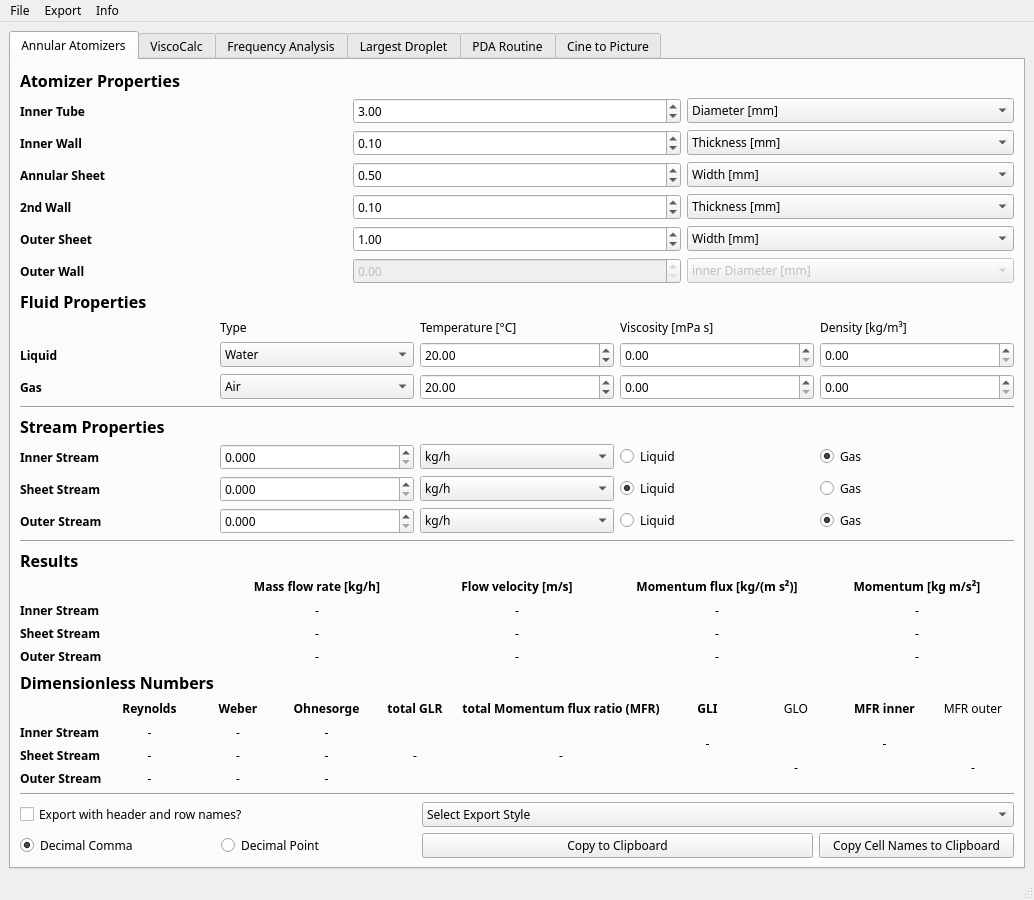
This is GUI/mainWindow.ui in realize-1337/Atomizer-Toolbox as Qt 5 draws it before an edit. The edited form follows.
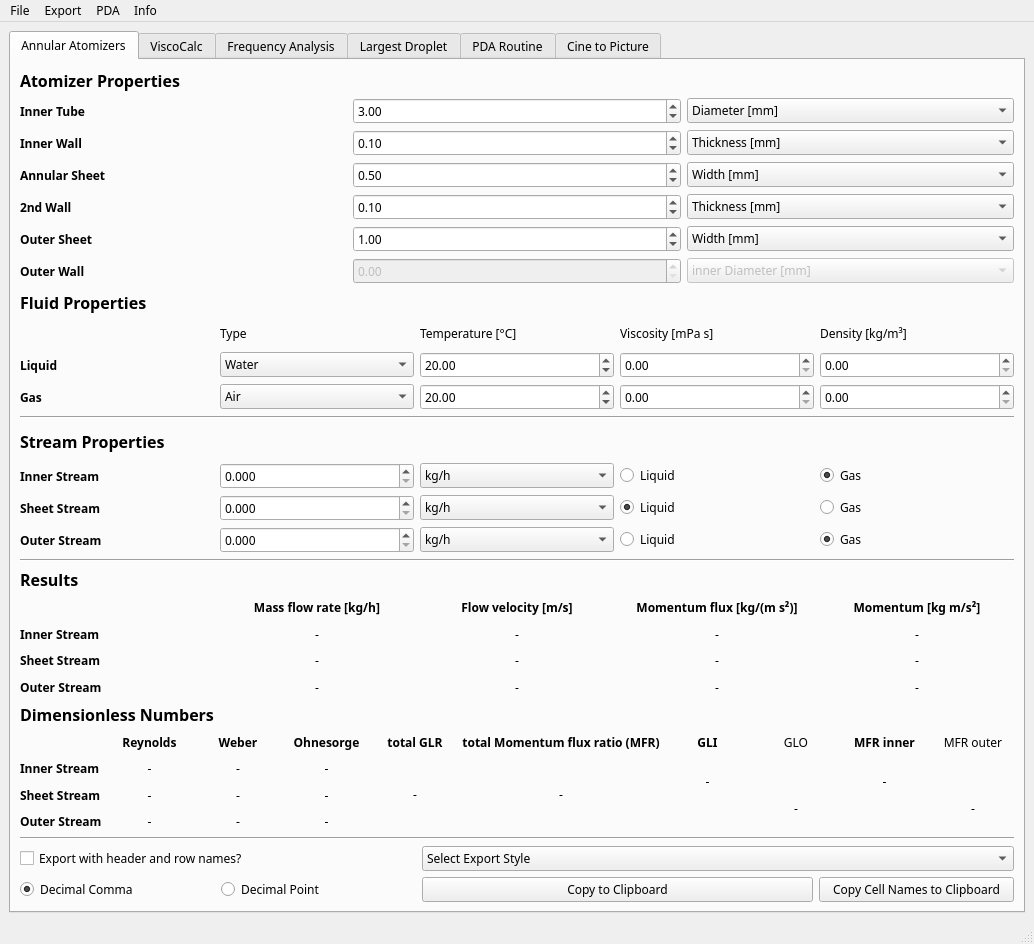
This is the edited form.

Diff of the .ui file:
```diff
--- a/GUI/mainWindow.ui
+++ b/GUI/mainWindow.ui
@@ -7,7 +7,7 @@
     <x>0</x>
     <y>0</y>
     <width>1034</width>
-    <height>885</height>
+    <height>944</height>
    </rect>
   </property>
   <property name="font">
@@ -2187,7 +2187,7 @@
      <x>0</x>
      <y>0</y>
      <width>1034</width>
-     <height>21</height>
+     <height>26</height>
     </rect>
    </property>
    <widget class="QMenu" name="menuSetting">
@@ -2213,8 +2213,16 @@
     <addaction name="actionSave_Presets"/>
     <addaction name="actionReset_Values"/>
    </widget>
+   <widget class="QMenu" name="menuPDA">
+    <property name="title">
+     <string>PDA</string>
+    </property>
+    <addaction name="actionAutomatic_Folder_Detection"/>
+    <addaction name="actionGenerate_Full_Export"/>
+   </widget>
    <addaction name="menuFile"/>
    <addaction name="menuSetting"/>
+   <addaction name="menuPDA"/>
    <addaction name="menuInfo"/>
   </widget>
   <widget class="QStatusBar" name="statusbar"/>
```
Left out of the diff: 26 changed lines with no effect on the pictures.
